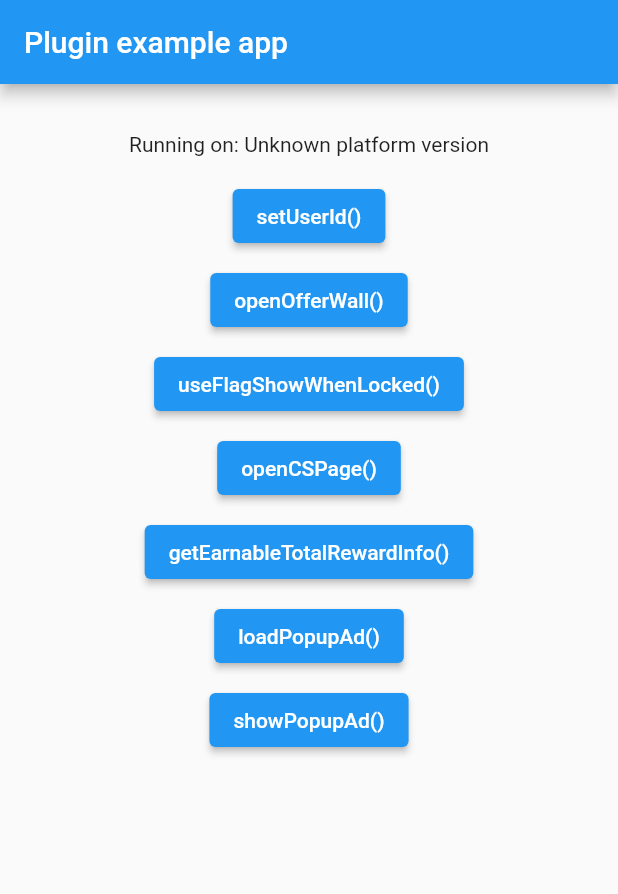
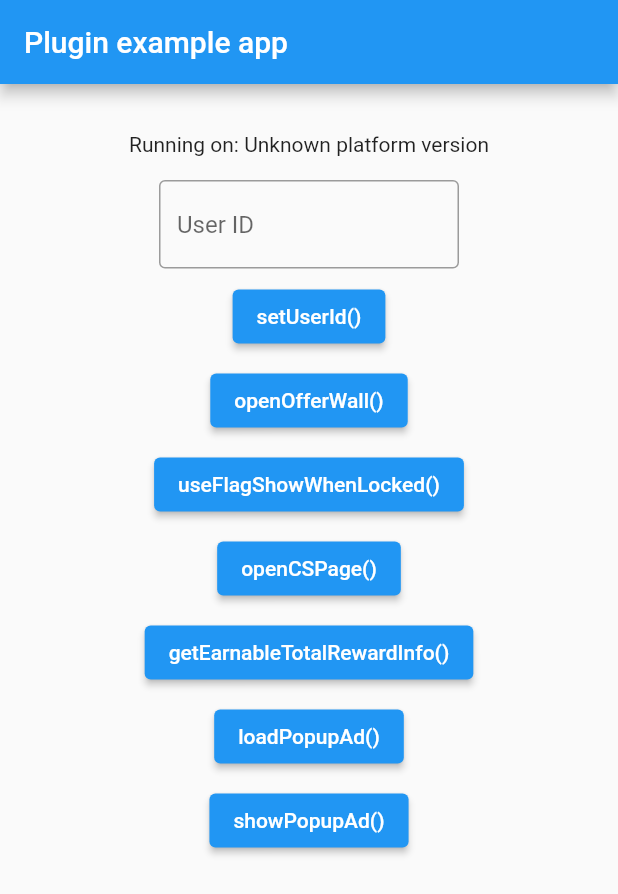
Before and after one commit to Crepay/adpopcorn_flutter_sdk, a Flutter app: the screen it shows after launch, after a tap on "openCSPage()", on a phone screen of 412 x 824 dp. Shown: the top 894 px of the screen. Run offline on Flutter 3.47's test engine with Material 2 defaults, Android fonts, the phone set to English and light mode, and no system bars; our stand-ins replace plugin_platform_interface.

Commit message:
Add a text form field for user ID

```diff
--- a/example/lib/main.dart
+++ b/example/lib/main.dart
@@ -9,8 +9,6 @@ void main() {
   runApp(const MyApp());
 }
 
-const userId = 'TEST_USER_ID';
-
 class MyApp extends StatefulWidget {
   const MyApp({Key? key}) : super(key: key);
 
@@ -21,13 +19,21 @@ class MyApp extends StatefulWidget {
 class _MyAppState extends State<MyApp> {
   final GlobalKey<ScaffoldMessengerState> scaffoldMessengerKey =
       GlobalKey<ScaffoldMessengerState>();
+  final textControllerUserId = TextEditingController();
   String _platformVersion = 'Unknown';
+  String userId = '';
 
   @override
   void initState() {
     super.initState();
     initPlatformState();
     initEventListener();
+  }
+
+  @override
+  void dispose() {
+    textControllerUserId.dispose();
+    super.dispose();
   }
 
   // Platform messages are asynchronous, so we initialize in an async method.
@@ -76,14 +82,33 @@ class _MyAppState extends State<MyApp> {
         appBar: AppBar(
           title: const Text('Plugin example app'),
         ),
-        body: Center(
+        body: GestureDetector(
+          behavior: HitTestBehavior.translucent,
+          onTap: () => FocusManager.instance.primaryFocus?.unfocus(),
+          child: Center(
+              child: Align(
+                alignment: Alignment.topCenter,
+                child: SingleChildScrollView(
                   child: Column(
+                    mainAxisSize: MainAxisSize.max,
             children: [
                   const SizedBox(height: 32),
                   Text('Running on: $_platformVersion'),
                   const SizedBox(height: 16),
+                  SizedBox(
+                    width: 200,
+                    child: TextFormField(
+                      controller: textControllerUserId,
+                      decoration: const InputDecoration(
+                        border: OutlineInputBorder(),
+                        hintText: 'User ID',
+                      ),
+                    ),
+                  ),
+                  const SizedBox(height: 8),
                   ElevatedButton(
                     onPressed: () async {
+                      userId = textControllerUserId.text;
                       log('setUserId() id=$userId');
                       await AdpopcornFlutterSdk.setUserId(userId);
                     },
@@ -108,7 +133,7 @@ class _MyAppState extends State<MyApp> {
                   const SizedBox(height: 8),
                   ElevatedButton(
                     onPressed: () async {
-                log('openCSPage()');
+                      log('openCSPage() userId=$userId');
                       await AdpopcornFlutterSdk.openCSPage(userId);
                     },
                     child: const Text('openCSPage()'),
@@ -152,7 +177,10 @@ class _MyAppState extends State<MyApp> {
                     child: const Text('showPopupAd()'),
                   ),
             ],
+          ),
+                ),
               )),
+        ),
       ),
     );
   }
```
Lines whose indentation alone changed are shown as unchanged.
